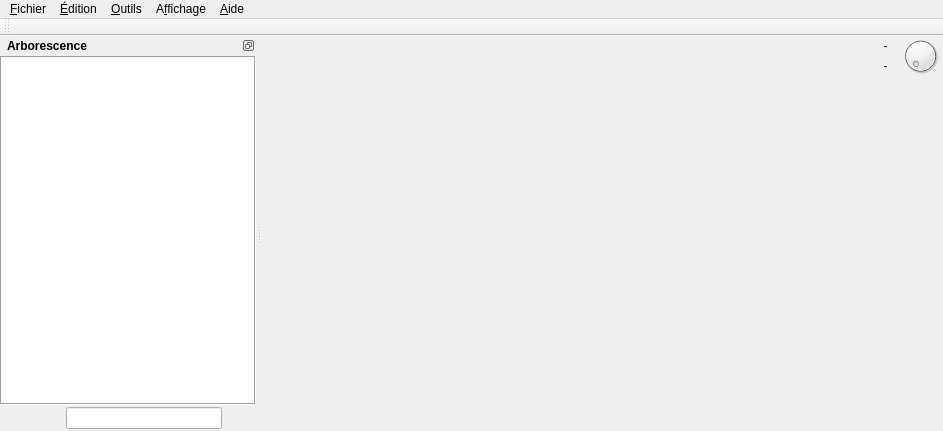
The window that trunk/mainwindow.ui (davy7125/polyphone) describes before a commit, drawn with Qt 5.
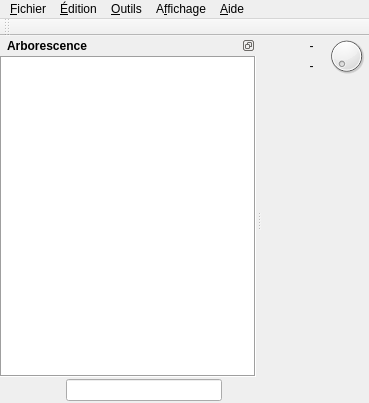
The same window after the commit. Icons and pictures are not drawn. Custom widgets are drawn as their Qt base class.

```diff
--- a/trunk/mainwindow.ui
+++ b/trunk/mainwindow.ui
@@ -6,8 +6,8 @@
    <rect>
     <x>0</x>
     <y>0</y>
-    <width>943</width>
-    <height>431</height>
+    <width>369</width>
+    <height>403</height>
    </rect>
   </property>
   <property name="contextMenuPolicy">
@@ -179,7 +179,7 @@
     <rect>
      <x>0</x>
      <y>0</y>
-     <width>943</width>
+     <width>369</width>
      <height>23</height>
     </rect>
    </property>
@@ -340,8 +340,8 @@
   <widget class="QDockWidget" name="dockWidget">
    <property name="minimumSize">
     <size>
-     <width>220</width>
-     <height>367</height>
+     <width>150</width>
+     <height>0</height>
     </size>
    </property>
    <property name="maximumSize">
```
Left out of the diff: 6 changed lines with no effect on the pictures.
